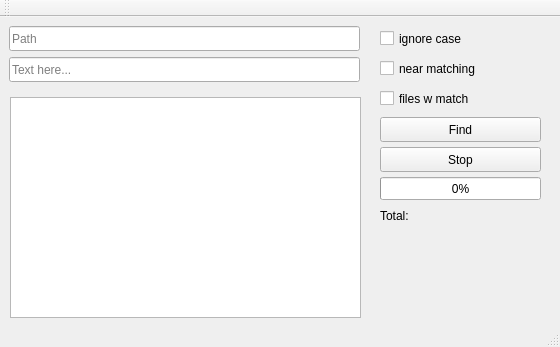
The window that mainwindow.ui (gleb-kov/qtgrep) describes before a commit, drawn with Qt 5.
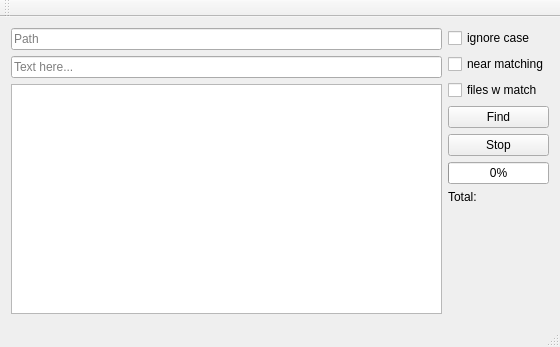
The same window after the commit.

Diff of the .ui file:
```diff
--- a/mainwindow.ui
+++ b/mainwindow.ui
@@ -14,133 +14,103 @@
    <string>Grep</string>
   </property>
   <widget class="QWidget" name="centralWidget">
+   <layout class="QGridLayout" name="gridLayout_2">
+    <item row="0" column="0">
    <widget class="QLineEdit" name="lineEdit">
-    <property name="geometry">
-     <rect>
-      <x>9</x>
-      <y>9</y>
-      <width>351</width>
-      <height>25</height>
-     </rect>
-    </property>
     <property name="placeholderText">
      <string>Path</string>
     </property>
    </widget>
-   <widget class="QLineEdit" name="lineEdit_2">
-    <property name="geometry">
-     <rect>
-      <x>9</x>
-      <y>40</y>
-      <width>351</width>
-      <height>25</height>
-     </rect>
-    </property>
-    <property name="placeholderText">
-     <string>Text here...</string>
-    </property>
-   </widget>
+    </item>
+    <item row="0" column="1" rowspan="3">
+     <layout class="QVBoxLayout" name="verticalLayout_3">
+      <item>
    <widget class="QCheckBox" name="checkBox">
-    <property name="geometry">
-     <rect>
-      <x>380</x>
-      <y>10</y>
-      <width>161</width>
-      <height>23</height>
-     </rect>
-    </property>
     <property name="text">
      <string>ignore case</string>
     </property>
    </widget>
+      </item>
+      <item>
    <widget class="QCheckBox" name="checkBox_2">
-    <property name="geometry">
-     <rect>
-      <x>380</x>
-      <y>40</y>
-      <width>161</width>
-      <height>23</height>
-     </rect>
-    </property>
     <property name="text">
      <string>near matching</string>
     </property>
    </widget>
+      </item>
+      <item>
    <widget class="QCheckBox" name="checkBox_3">
-    <property name="geometry">
-     <rect>
-      <x>380</x>
-      <y>70</y>
-      <width>161</width>
-      <height>23</height>
-     </rect>
-    </property>
     <property name="text">
      <string>files w match</string>
     </property>
    </widget>
+      </item>
+      <item>
    <widget class="QPushButton" name="pushButton">
-    <property name="geometry">
-     <rect>
-      <x>380</x>
-      <y>100</y>
-      <width>161</width>
-      <height>25</height>
-     </rect>
-    </property>
     <property name="text">
      <string>Find</string>
     </property>
    </widget>
+      </item>
+      <item>
    <widget class="QPushButton" name="pushButton_2">
-    <property name="geometry">
-     <rect>
-      <x>380</x>
-      <y>130</y>
-      <width>161</width>
-      <height>25</height>
-     </rect>
-    </property>
     <property name="text">
      <string>Stop</string>
     </property>
    </widget>
+      </item>
+      <item>
    <widget class="QProgressBar" name="progressBar">
-    <property name="geometry">
-     <rect>
-      <x>380</x>
-      <y>160</y>
-      <width>161</width>
-      <height>23</height>
-     </rect>
+        <property name="sizePolicy">
+         <sizepolicy hsizetype="Minimum" vsizetype="Fixed">
+          <horstretch>0</horstretch>
+          <verstretch>0</verstretch>
+         </sizepolicy>
     </property>
     <property name="value">
      <number>0</number>
     </property>
    </widget>
-   <widget class="QListWidget" name="listWidget">
-    <property name="geometry">
-     <rect>
-      <x>10</x>
-      <y>80</y>
-      <width>351</width>
-      <height>221</height>
-     </rect>
-    </property>
-   </widget>
+      </item>
+      <item>
    <widget class="QLabel" name="label">
-    <property name="geometry">
-     <rect>
-      <x>380</x>
-      <y>190</y>
-      <width>161</width>
-      <height>17</height>
-     </rect>
+        <property name="sizePolicy">
+         <sizepolicy hsizetype="Minimum" vsizetype="Preferred">
+          <horstretch>0</horstretch>
+          <verstretch>0</verstretch>
+         </sizepolicy>
     </property>
     <property name="text">
      <string>Total:</string>
     </property>
    </widget>
+      </item>
+      <item>
+       <spacer name="verticalSpacer">
+        <property name="orientation">
+         <enum>Qt::Vertical</enum>
+        </property>
+        <property name="sizeHint" stdset="0">
+         <size>
+          <width>20</width>
+          <height>40</height>
+         </size>
+        </property>
+       </spacer>
+      </item>
+     </layout>
+    </item>
+    <item row="1" column="0">
+     <widget class="QLineEdit" name="lineEdit_2">
+      <property name="placeholderText">
+       <string>Text here...</string>
+      </property>
+     </widget>
+    </item>
+    <item row="2" column="0">
+     <widget class="QListWidget" name="listWidget"/>
+    </item>
+   </layout>
   </widget>
   <widget class="QToolBar" name="mainToolBar">
    <attribute name="toolBarArea">
```
Lines whose indentation alone changed are shown as unchanged.
